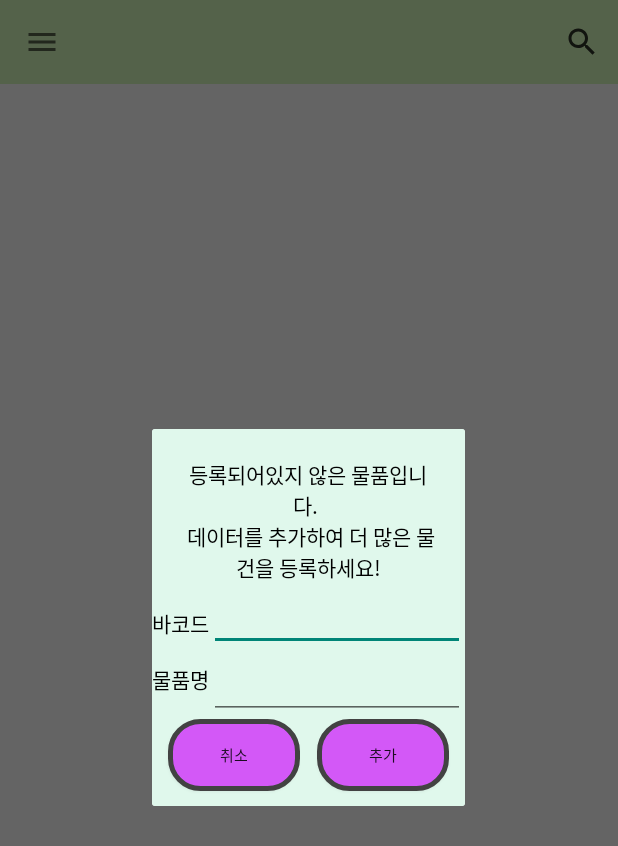
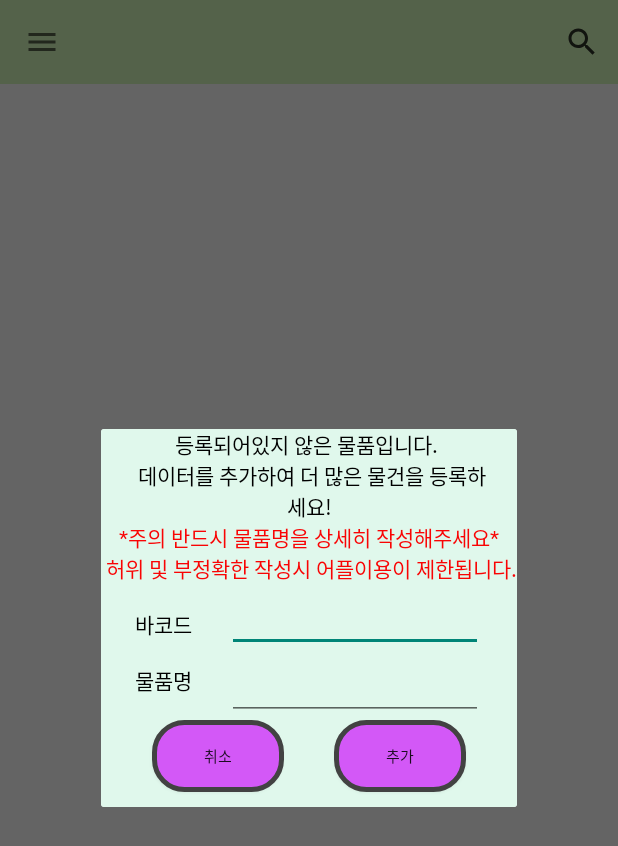
Before and after one commit to suteeee/RecycleApp, an Android app: the fragment PopupFragmentAddpage placed in its activity, after a tap on "추가", on a phone screen of 412 x 824 dp. Shown: the top 846 px of the screen. Run offline under Robolectric (Android 15) with nearby library versions, the phone set to English and light mode, and no system bars; our stand-ins replace Firebase (no records; nobody signed in at launch, a user with empty details on screens opened directly), Room's generated code, data binding; libraries missing offline, so code that uses them is left out: androidx.camera.core, androidx.camera.lifecycle; 15 statements that could not run were skipped.

Commit message:
RecycleDayInfoFragment권한 수정, PopupFragmentAddpage db에 데이터 전송 기능 구현, 전체적인 글씨 크기 및 배치 수정

```diff
--- a/app/src/main/java/com/kt/recycleapp/java/fragment/PopupFragmentAddpage.java
+++ b/app/src/main/java/com/kt/recycleapp/java/fragment/PopupFragmentAddpage.java
@@ -20,6 +20,7 @@ import com.google.android.gms.tasks.OnSuccessListener;
 import com.google.android.gms.tasks.Task;
 import com.google.firebase.firestore.FirebaseFirestore;
 import com.google.firebase.firestore.QuerySnapshot;
+import com.google.firebase.firestore.SetOptions;
 import com.kt.recycleapp.kt.activity.MainActivity;
 import com.kt.recycleapp.kt.activity.OnBackPressListener;
 import com.kt.recycleapp.kt.fragment.MainFragment;
@@ -44,6 +45,7 @@ public class PopupFragmentAddpage extends DialogFragment implements  View.OnClic
     private Button saveButton;
     private Button cancleButton;
     private String sendBarcode;
+
 
 
     public PopupFragmentAddpage(){
@@ -77,6 +79,8 @@ public class PopupFragmentAddpage extends DialogFragment implements  View.OnClic
 
         Bundle bundle = getArguments();
 
+        Map<String, Object> tmpProduct = new HashMap<>();
+
         if(bundle != null){
             sendBarcode = bundle.getString("barcode");
         }
@@ -90,18 +94,10 @@ public class PopupFragmentAddpage extends DialogFragment implements  View.OnClic
                         //key에 바코드 저장하고 value에 물품명 저장하자
 
                         if(task.isSuccessful()){
-                            Map<String, Object> products = new HashMap<>();
-                            products.put(sendBarcode, writeProductName.toString());
-                            Toast.makeText(rootView.getContext(), "상품이 등록되었습니다!", Toast.LENGTH_SHORT).show();
-                        }
-                        else{
-                            Toast.makeText(rootView.getContext(), "등록실패, 다시입력하세요", Toast.LENGTH_SHORT).show();
-                        }
+                            tmpProduct.put(sendBarcode, writeProductName.getText().toString());
 
-
-                        /*
-                        db.collection("cities")
-                                .set(products)
+                            db.collection("products").document("productlist")
+                                    .update(tmpProduct)//set하면 문서날라감
                                     .addOnSuccessListener(new OnSuccessListener<Void>() {
                                         @Override
                                         public void onSuccess(Void aVoid) {
@@ -114,10 +110,17 @@ public class PopupFragmentAddpage extends DialogFragment implements  View.OnClic
                                             Toast.makeText(rootView.getContext(), "등록실패", Toast.LENGTH_SHORT).show();
                                         }
                                     });
-                        */
+
+                        }
+                        else{
+                            Toast.makeText(rootView.getContext(), "등록실패, 다시입력하세요", Toast.LENGTH_SHORT).show();
+                        }
+
 
                     }
                 });
+
+
             }
         });
 
--- a/app/src/main/res/layout/favorite_layout_unit.xml
+++ b/app/src/main/res/layout/favorite_layout_unit.xml
@@ -55,7 +55,7 @@
                     android:gravity="center"
                     android:text="@{data.date}"
                     android:textColor="@color/main_text_color"
-                    android:textSize="24sp"
+                    android:textSize="20sp"
                     app:layout_constraintBottom_toBottomOf="parent"
                     app:layout_constraintEnd_toEndOf="parent"
                     app:layout_constraintHorizontal_bias="0.5"
@@ -71,7 +71,7 @@
                     android:gravity="center"
                     android:text="@{data.name}"
                     android:textColor="@color/main_text_color"
-                    android:textSize="28sp"
+                    android:textSize="18sp"
                     app:layout_constraintBottom_toTopOf="@+id/historyDate_tv"
                     app:layout_constraintEnd_toStartOf="@+id/favorite_btn"
                     app:layout_constraintStart_toEndOf="@+id/favorite_iv"
--- a/app/src/main/res/layout/fragment_popup_addpage.xml
+++ b/app/src/main/res/layout/fragment_popup_addpage.xml
@@ -3,7 +3,7 @@
     xmlns:tools="http://schemas.android.com/tools"
     android:id="@+id/AskDataAdd_layout"
     android:layout_width="350dp"
-    android:layout_height="400dp"
+    android:layout_height="500dp"
     android:layout_gravity="center"
     android:background="@color/main_backg_color"
     tools:context="com.kt.recycleapp.java.fragment.PopupFragmentAddpage">
@@ -40,14 +40,15 @@
         android:id="@+id/addInfo_tv1"
         android:layout_width="0dp"
         android:layout_height="wrap_content"
-        android:gravity="center"
         android:layout_marginStart="20dp"
-        android:layout_marginTop="20dp"
         android:layout_marginEnd="20dp"
         android:fontFamily="@font/gmarket_middle"
+        android:gravity="center"
+        android:text="@string/askDataAdd"
         android:textColor="@color/main_text_color"
-        android:text="@string/askDataAdd"
+        app:layout_constraintBottom_toTopOf="@+id/attention_tv1"
         app:layout_constraintEnd_toEndOf="parent"
+        app:layout_constraintHorizontal_bias="0.0"
         app:layout_constraintStart_toStartOf="parent"
         app:layout_constraintTop_toTopOf="parent" />
 
@@ -62,7 +63,7 @@
         app:layout_constraintBottom_toTopOf="@+id/inputProductName_et1"
         app:layout_constraintEnd_toEndOf="parent"
         app:layout_constraintStart_toEndOf="@+id/askBarcode_tv1"
-        app:layout_constraintTop_toBottomOf="@+id/addInfo_tv1" />
+        app:layout_constraintTop_toBottomOf="@+id/attention_tv1" />
 
     <EditText
         android:id="@+id/inputProductName_et1"
@@ -81,24 +82,38 @@
         android:layout_width="wrap_content"
         android:layout_height="wrap_content"
         android:fontFamily="@font/gmarket_middle"
+        android:text="바코드"
         android:textColor="@color/main_text_color"
-        android:text="바코드"
         app:layout_constraintBottom_toTopOf="@+id/askProductName_tv1"
         app:layout_constraintEnd_toStartOf="@+id/inputBarcode_et1"
         app:layout_constraintStart_toStartOf="parent"
-        app:layout_constraintTop_toBottomOf="@+id/addInfo_tv1" />
+        app:layout_constraintTop_toBottomOf="@+id/attention_tv1" />
 
     <TextView
         android:id="@+id/askProductName_tv1"
         android:layout_width="wrap_content"
         android:layout_height="wrap_content"
         android:fontFamily="@font/gmarket_middle"
+        android:text="물품명"
         android:textColor="@color/main_text_color"
-        android:text="물품명"
         app:layout_constraintBottom_toTopOf="@+id/askNo_bt1"
         app:layout_constraintEnd_toStartOf="@+id/inputProductName_et1"
         app:layout_constraintStart_toStartOf="parent"
         app:layout_constraintTop_toBottomOf="@+id/askBarcode_tv1" />
 
+    <TextView
+        android:id="@+id/attention_tv1"
+        android:layout_width="wrap_content"
+        android:layout_height="wrap_content"
+        android:fontFamily="@font/gmarket_thick"
+        android:gravity="center"
+        android:textColor="#F90404"
+        android:text="@string/attention"
+        app:layout_constraintBottom_toTopOf="@+id/inputBarcode_et1"
+        app:layout_constraintEnd_toEndOf="parent"
+        app:layout_constraintHorizontal_bias="0.0"
+        app:layout_constraintStart_toStartOf="parent"
+        app:layout_constraintTop_toBottomOf="@+id/addInfo_tv1" />
+
 
 </androidx.constraintlayout.widget.ConstraintLayout>
--- a/app/src/main/res/layout/history_layout_unit.xml
+++ b/app/src/main/res/layout/history_layout_unit.xml
@@ -56,7 +56,7 @@
                     android:gravity="center"
                     android:text="@{history.barcode}"
                     android:textColor="@color/main_text_color"
-                    android:textSize="28sp"
+                    android:textSize="20sp"
                     app:layout_constraintBottom_toTopOf="@+id/historyDate_tv"
                     app:layout_constraintEnd_toStartOf="@+id/history_btn"
                     app:layout_constraintStart_toEndOf="@+id/favorite_iv"
@@ -72,7 +72,7 @@
                     android:gravity="center"
                     android:text="@{history.date}"
                     android:textColor="@color/main_text_color"
-                    android:textSize="24sp"
+                    android:textSize="18sp"
                     app:layout_constraintBottom_toBottomOf="parent"
                     app:layout_constraintEnd_toEndOf="parent"
                     app:layout_constraintHorizontal_bias="0.5"
--- a/app/src/main/res/values/strings.xml
+++ b/app/src/main/res/values/strings.xml
@@ -19,4 +19,6 @@
         4. 등록되지 않은 물품은 직접 등록 가능해요\n\n
         5. 히스토리에서 분리수거 내역을 확인해보세요\n\n
         6. 최대 10개까지 자주 버리는 물건을 즐겨찾기에 등록!\n\n\n</string>
+    <string name="attention">*주의 반드시 물품명을 상세히 작성해주세요*\n
+        허위 및 부정확한 작성시 어플이용이 제한됩니다.</string>
 </resources>
```
Also changed, not shown: app/src/main/java/com/kt/recycleapp/java/fragment/RecycleDayInfoFragment.java (+41 -20 lines). Lines whose indentation alone changed are shown as unchanged.
